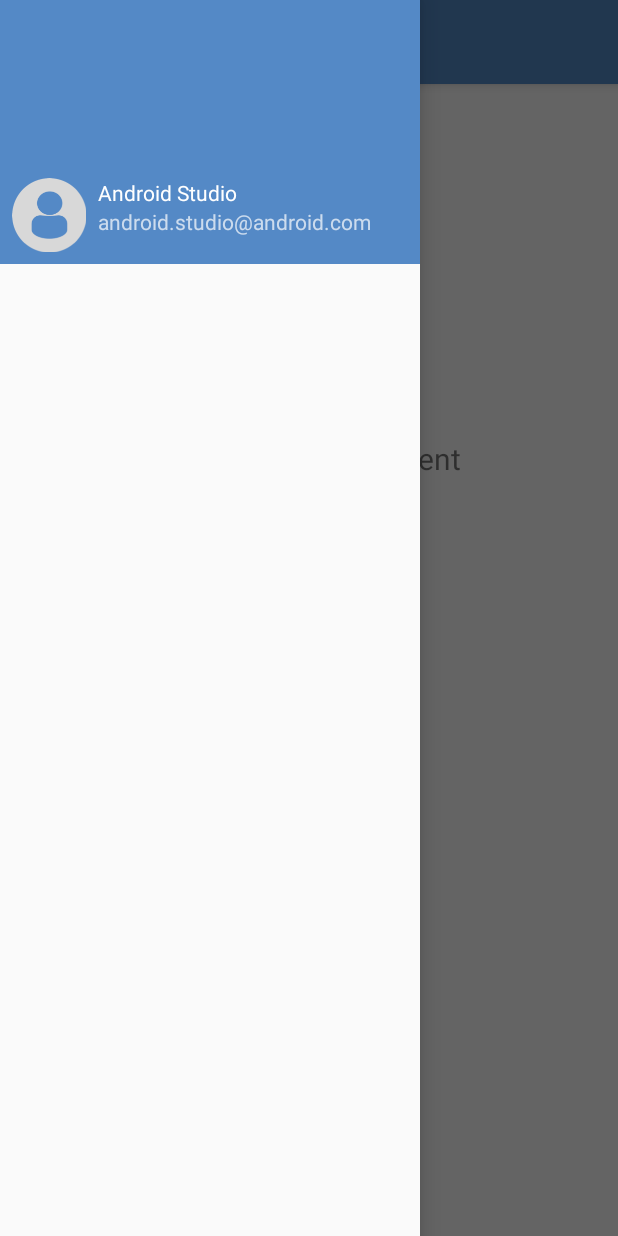
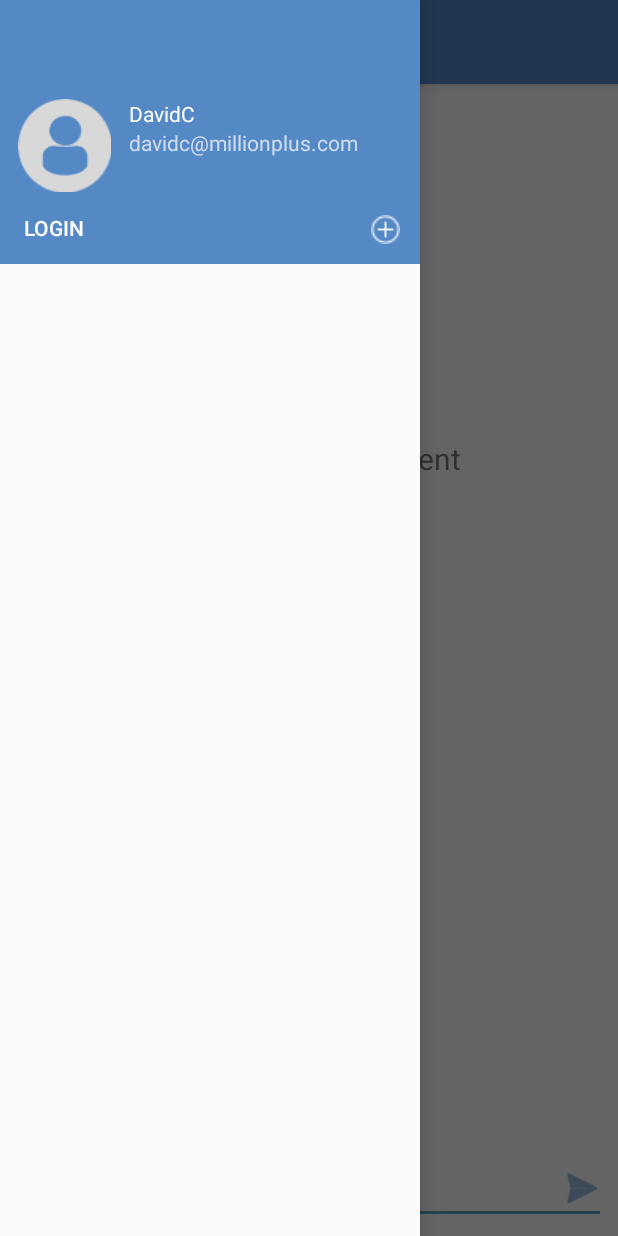
Before and after one commit to david-chhetri/Smack, an Android app: the screen it shows after launch (MainActivity), with the side drawer open, on a phone screen of 412 x 824 dp. Run offline under Robolectric (Android 15) with nearby library versions, the phone set to English and light mode, and no system bars; our stand-ins replace navigation-ui.

Commit message:
just before removing the fragments

```diff
--- a/app/src/main/java/com/foo/smack/MainActivity.kt
+++ b/app/src/main/java/com/foo/smack/MainActivity.kt
@@ -2,6 +2,7 @@ package com.foo.smack
 
 import android.os.Bundle
 import android.view.Menu
+import android.view.View
 import com.google.android.material.floatingactionbutton.FloatingActionButton
 import com.google.android.material.snackbar.Snackbar
 import com.google.android.material.navigation.NavigationView
@@ -39,11 +40,14 @@ class MainActivity : AppCompatActivity() {
         navView.setupWithNavController(navController)
     }
 
-/*    override fun onCreateOptionsMenu(menu: Menu): Boolean {
-        // Inflate the menu; this adds items to the action bar if it is present.
-        menuInflater.inflate(R.menu.main, menu)
-        return true
-    }*/
+    fun loginBtnNavClicked(view: View){
+
+    }
+
+    fun addChannelClicked(view: View){
+
+
+    }
 
     override fun onSupportNavigateUp(): Boolean {
         val navController = findNavController(R.id.nav_host_fragment)
--- a/app/src/main/res/layout/content_main.xml
+++ b/app/src/main/res/layout/content_main.xml
@@ -6,15 +6,55 @@
     android:layout_height="match_parent"
     app:layout_behavior="@string/appbar_scrolling_view_behavior"
     tools:showIn="@layout/app_bar_main">
-
     <fragment
         android:id="@+id/nav_host_fragment"
         android:name="androidx.navigation.fragment.NavHostFragment"
         android:layout_width="match_parent"
         android:layout_height="match_parent"
         app:defaultNavHost="true"
+        app:layout_constraintHorizontal_bias="1.0"
         app:layout_constraintLeft_toLeftOf="parent"
         app:layout_constraintRight_toRightOf="parent"
         app:layout_constraintTop_toTopOf="parent"
         app:navGraph="@navigation/mobile_navigation" />
+
+
+    <TextView
+        android:id="@+id/textView"
+        android:layout_width="0dp"
+        android:layout_height="wrap_content"
+        android:layout_marginTop="8dp"
+        android:text="Please Log In"
+        android:textAlignment="center"
+        app:layout_constraintEnd_toEndOf="parent"
+        app:layout_constraintStart_toStartOf="parent"
+        app:layout_constraintTop_toTopOf="parent" />
+
+    <EditText
+        android:id="@+id/editText"
+        android:layout_width="0dp"
+        android:layout_height="wrap_content"
+        android:layout_marginStart="8dp"
+        android:layout_marginEnd="8dp"
+        android:layout_marginBottom="8dp"
+        android:ems="10"
+        android:gravity="start|top"
+        android:hint="message:"
+        android:inputType="textMultiLine"
+        app:layout_constraintBottom_toBottomOf="parent"
+        app:layout_constraintEnd_toEndOf="parent"
+        app:layout_constraintHorizontal_bias="0.497"
+        app:layout_constraintStart_toStartOf="parent" />
+
+    <ImageButton
+        android:id="@+id/imageButton"
+        android:layout_width="wrap_content"
+        android:layout_height="wrap_content"
+        android:layout_marginEnd="8dp"
+        android:layout_marginBottom="16dp"
+        android:background="@android:color/transparent"
+        android:tint="@color/colorPrimary"
+        app:layout_constraintBottom_toBottomOf="parent"
+        app:layout_constraintEnd_toEndOf="parent"
+        app:srcCompat="@drawable/ic_menu_send" />
 </androidx.constraintlayout.widget.ConstraintLayout>
--- a/app/src/main/res/layout/nav_header_main.xml
+++ b/app/src/main/res/layout/nav_header_main.xml
@@ -10,37 +10,69 @@
     android:theme="@style/ThemeOverlay.AppCompat.Dark">
 
     <ImageView
-        android:id="@+id/imageView"
-        android:layout_width="wrap_content"
-        android:layout_height="wrap_content"
+        android:id="@+id/userimageNavHeader"
+        android:layout_width="70dp"
+        android:layout_height="70dp"
         android:layout_marginStart="8dp"
         android:layout_marginBottom="8dp"
         android:contentDescription="@string/nav_header_desc"
         android:paddingTop="@dimen/nav_header_vertical_spacing"
-        app:layout_constraintBottom_toBottomOf="parent"
+        app:layout_constraintBottom_toTopOf="@+id/loginBtnNavHeader"
         app:layout_constraintStart_toStartOf="parent"
         app:srcCompat="@drawable/profiledefault" />
 
     <TextView
-        android:id="@+id/textView2"
+        android:id="@+id/userNameNavHeader"
         android:layout_width="wrap_content"
         android:layout_height="wrap_content"
         android:layout_marginStart="8dp"
         android:paddingTop="@dimen/nav_header_vertical_spacing"
         android:text="@string/nav_header_title"
         android:textAppearance="@style/TextAppearance.AppCompat.Body1"
-        app:layout_constraintStart_toEndOf="@+id/imageView"
-        app:layout_constraintTop_toTopOf="@+id/imageView"
+        app:layout_constraintStart_toEndOf="@+id/userimageNavHeader"
+        app:layout_constraintTop_toTopOf="@+id/userimageNavHeader"
         tools:text="DavidC" />
 
     <TextView
-        android:id="@+id/textView"
+        android:id="@+id/userEmailNavHeader"
         android:layout_width="wrap_content"
         android:layout_height="wrap_content"
         android:layout_marginStart="8dp"
         android:text="@string/nav_header_subtitle"
-        app:layout_constraintStart_toEndOf="@+id/imageView"
-        app:layout_constraintTop_toBottomOf="@+id/textView2"
+        app:layout_constraintStart_toEndOf="@+id/userimageNavHeader"
+        app:layout_constraintTop_toBottomOf="@+id/userNameNavHeader"
         tools:text="davidc@millionplus.com" />
 
+    <Button
+        android:id="@+id/loginBtnNavHeader"
+        android:layout_width="wrap_content"
+        android:layout_height="32dp"
+        android:layout_marginStart="16dp"
+        android:layout_marginBottom="8dp"
+        android:background="@android:color/transparent"
+        android:onClick="loginBtnNavClicked"
+        android:text="LOGIN"
+        android:textAlignment="textStart"
+        app:layout_constraintBottom_toBottomOf="parent"
+        app:layout_constraintStart_toStartOf="parent" />
+
+    <ImageButton
+        android:id="@+id/addChannelBtn"
+        android:layout_width="30dp"
+        android:layout_height="30dp"
+        android:layout_marginEnd="8dp"
+        android:layout_marginBottom="8dp"
+        android:background="@android:color/transparent"
+        android:cropToPadding="false"
+        android:onClick="addChannelClicked"
+        android:padding="5dp"
+        android:paddingLeft="5dp"
+        android:paddingTop="5dp"
+        android:paddingRight="5dp"
+        android:paddingBottom="5dp"
+        android:scaleType="fitXY"
+        app:layout_constraintBottom_toBottomOf="parent"
+        app:layout_constraintEnd_toEndOf="parent"
+        app:srcCompat="@drawable/addchannelbutton" />
+
 </androidx.constraintlayout.widget.ConstraintLayout>
--- a/app/src/main/res/values/strings.xml
+++ b/app/src/main/res/values/strings.xml
@@ -2,16 +2,16 @@
     <string name="app_name">Smack</string>
     <string name="navigation_drawer_open">Open navigation drawer</string>
     <string name="navigation_drawer_close">Close navigation drawer</string>
-    <string name="nav_header_title">Android Studio</string>
-    <string name="nav_header_subtitle">android.studio@android.com</string>
+    <string name="nav_header_title">DavidC</string>
+    <string name="nav_header_subtitle">davidc@millionplus.com</string>
     <string name="nav_header_desc">Navigation header</string>
     <string name="action_settings">Settings</string>
 
-    <string name="menu_home">Home</string>
+    <string name="menu_home">Smack Home</string>
     <string name="menu_gallery">Gallery</string>
     <string name="menu_slideshow">Slideshow</string>
 
-    <string name="home_second">Home Second</string>
+    <string name="home_second">Smack Home Second</string>
     <string name="next">Next</string>
     <string name="previous">Previous</string>
     <string name="hello_home_second">Hello HomeSecondFragment. Arg: %1$s</string>
```
Also changed, not shown: 498 other files.
